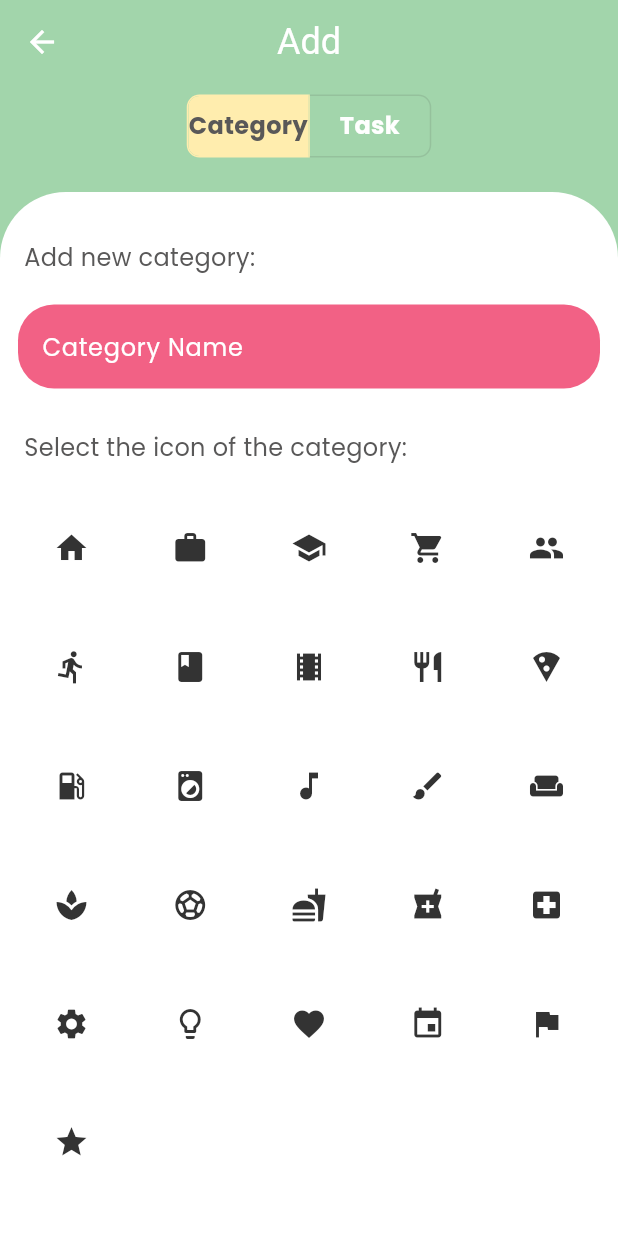
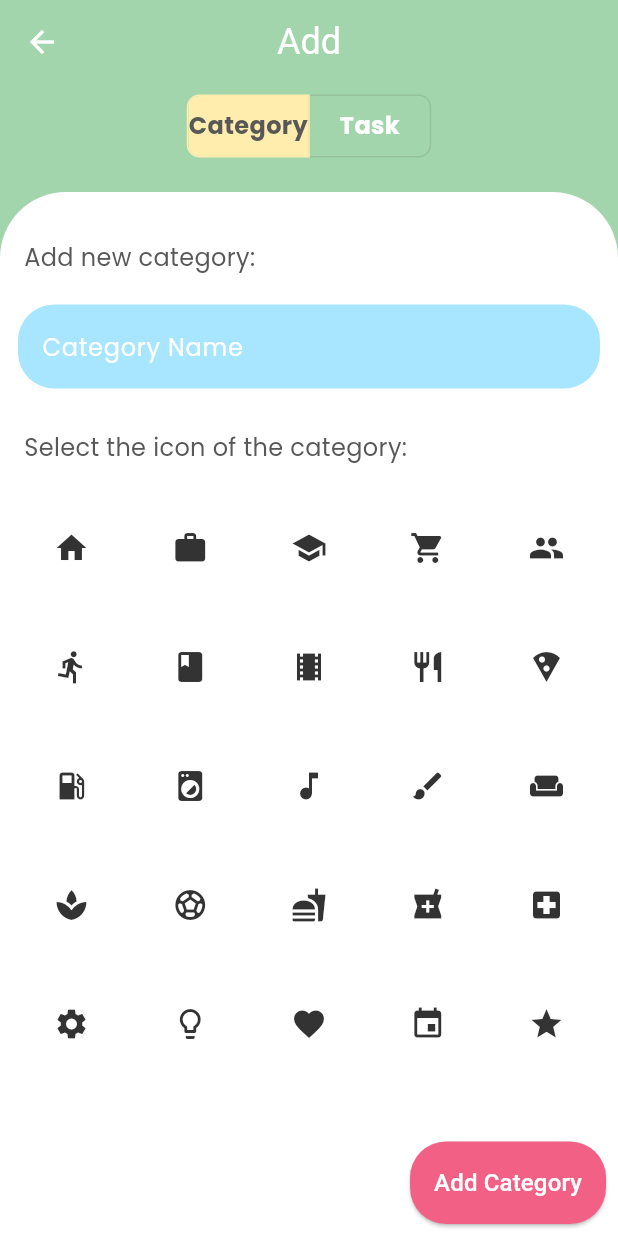
Before and after one commit to franbs2/plush_plan_app, a Flutter app: the screen it shows after launch, on a phone screen of 412 x 824 dp. Run offline on Flutter 3.47's test engine with Material 3 defaults, Android fonts, the phone set to English and light mode, and no system bars; our stand-ins replace google_fonts.

Commit message:
feat: adds button

```diff
--- a/lib/views/pages/add_task_page.dart
+++ b/lib/views/pages/add_task_page.dart
@@ -35,7 +35,6 @@ class _AddTaskPageState extends State<AddTaskPage> {
     Icons.lightbulb_outline,
     Icons.favorite,
     Icons.event,
-    Icons.flag,
     Icons.star,
   ];
 
@@ -152,7 +151,7 @@ class _AddTaskPageState extends State<AddTaskPage> {
             ),
             decoration: InputDecoration(
               filled: true,
-              fillColor: Color(0xFFF26185),
+              fillColor: Theme.of(context).colorScheme.secondaryContainer,
               border: OutlineInputBorder(
                 borderRadius: BorderRadius.all(
                   Radius.circular(24),
@@ -188,6 +187,28 @@ class _AddTaskPageState extends State<AddTaskPage> {
             ),
           ),
         ),
+        Padding(
+          padding: const EdgeInsets.all(8.0),
+          child: Row(
+            mainAxisAlignment: MainAxisAlignment.end,
+            children: [
+              ElevatedButton(
+                onPressed: () {},
+                child: Text(
+                  'Add Category',
+                  style: TextStyle(fontSize: 16, color: Colors.white),
+                ),
+                style: ElevatedButton.styleFrom(
+                  backgroundColor: Theme.of(context).colorScheme.primary,
+                  padding: const EdgeInsets.all(16.0),
+                  shape: RoundedRectangleBorder(
+                    borderRadius: BorderRadius.circular(24),
+                  ),
+                ),
+              ),
+            ],
+          ),
+        ),
       ],
     );
   }
```
